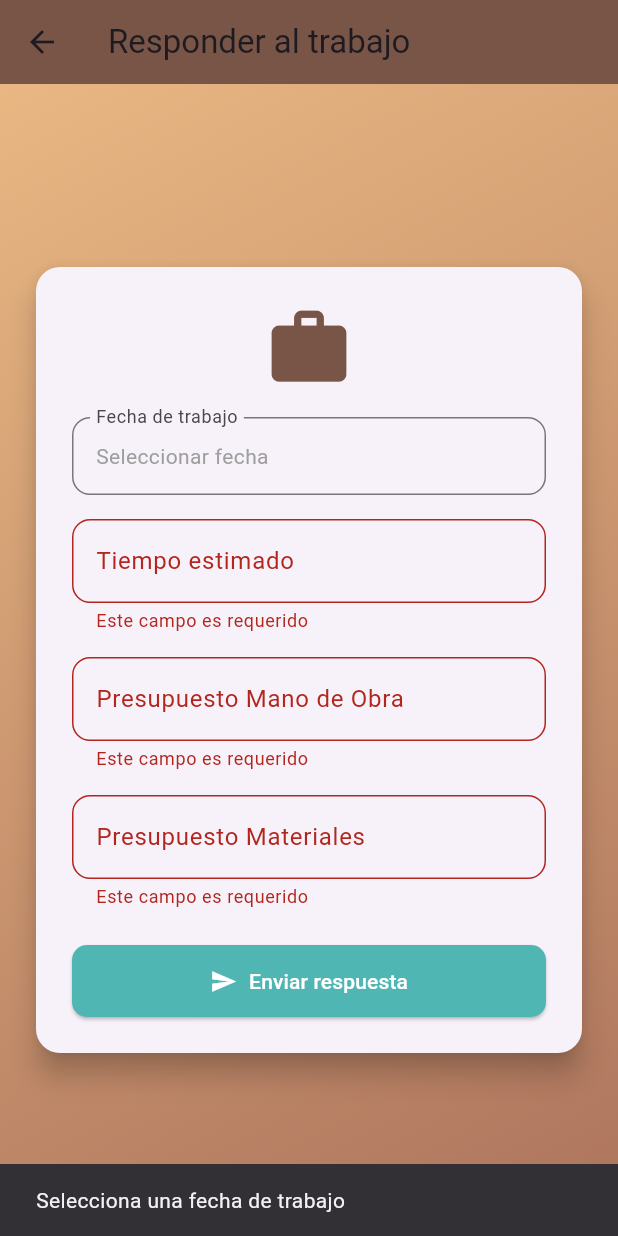
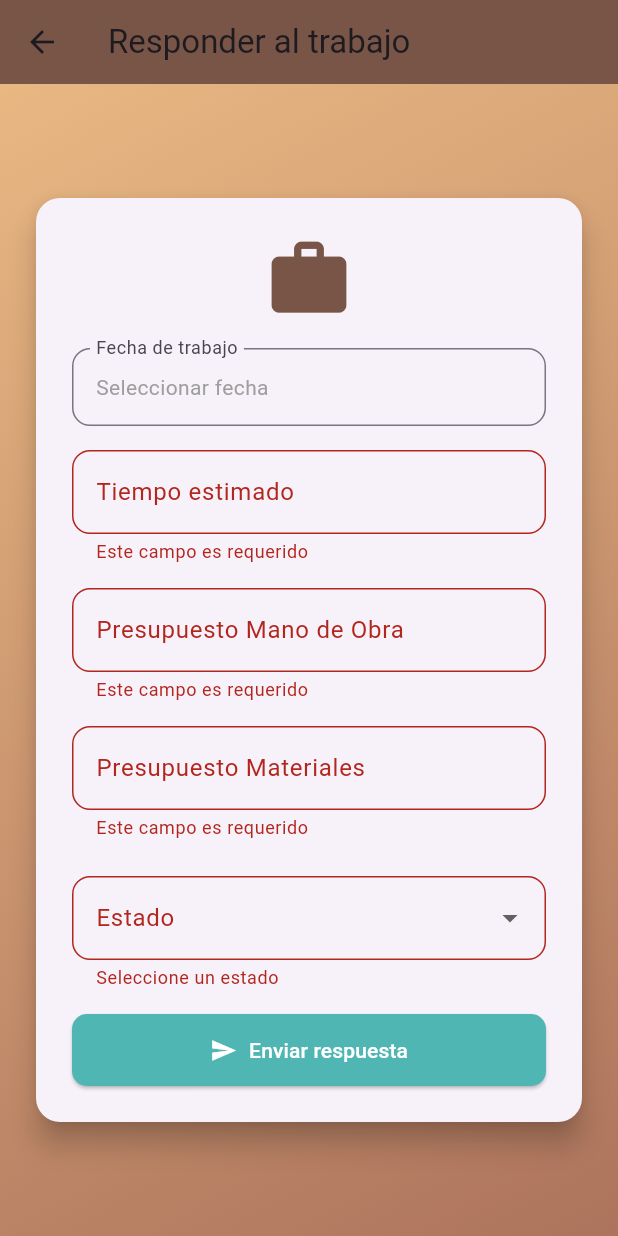
Before and after one commit to Technology-Advances-Services/help-tech-mobile-app, a Flutter app: the JobResponse screen opened directly with empty values, after a tap on "Enviar respuesta", on a phone screen of 412 x 824 dp. Run offline on Flutter 3.47's test engine with Material 3 defaults, Android fonts, the phone set to English and light mode, and no system bars; our stand-ins replace file_picker, firebase_core, firebase_storage, fl_chart, flutter_secure_storage, image_picker and 1 more; accounts and stored records are empty.

Commit message:
feat(attention): implemented methods of operation.

```diff
--- a/lib/Attention/components/job_response.dart
+++ b/lib/Attention/components/job_response.dart
@@ -1,5 +1,10 @@
 import 'package:flutter/material.dart';
+import 'package:helptechmobileapp/Attention/services/job_service.dart';
+import 'package:helptechmobileapp/Shared/widgets/error_dialog.dart';
+import 'package:helptechmobileapp/Shared/widgets/success_dialog.dart';
 import 'package:intl/intl.dart';
+
+import '../models/job.dart';
 
 class JobResponse extends StatefulWidget {
 
@@ -15,14 +20,18 @@ class _JobResponse extends State<JobResponse> {
 
   final _formKey = GlobalKey<FormState>();
 
+  final JobService _jobService = JobService();
+
   DateTime? _workDate;
   final _timeController = TextEditingController();
   final _laborBudgetController = TextEditingController();
   final _materialBudgetController = TextEditingController();
+  String? _selectedStatus;
 
   Future<void> _pickDate() async {
 
     final now = DateTime.now();
+
     final picked = await showDatePicker(
       context: context,
       initialDate: _workDate ?? now,
@@ -35,28 +44,50 @@ class _JobResponse extends State<JobResponse> {
     }
   }
 
-  void _submit() {
+  Future<void> _submit() async {
 
-    if (_formKey.currentState!.validate() && _workDate != null) {
+    if (_formKey.currentState!.validate() &&
+        _workDate != null && _selectedStatus != null) {
 
-      final responseData = {
-        'jobId': widget.jobId,
-        'workDate': _workDate,
-        'time': _timeController.text.trim(),
-        'laborBudget': double.tryParse(_laborBudgetController.text.trim()) ?? 0.0,
-        'materialBudget': double.tryParse(_materialBudgetController.text.trim()) ?? 0.0,
-      };
-
-      ScaffoldMessenger.of(context).showSnackBar(
-        const SnackBar(content: Text('Respuesta registrada con éxito')),
+      final Job job = Job(
+        id: widget.jobId,
+        workDate: _workDate,
+        time: double.tryParse(_timeController.text) ?? 0.0,
+        laborBudget: double.tryParse(_laborBudgetController.text) ?? 0.0,
+        jobState: _selectedStatus!
       );
 
-      Navigator.pop(context);
-    } else if (_workDate == null) {
-      ScaffoldMessenger.of(context).showSnackBar(
-        const SnackBar(content: Text('Selecciona una fecha de trabajo')),
+      var result = await _jobService.assignJobDetail(job);
+
+      if (result == true){
+
+        showDialog(
+          context: context,
+          builder: (context) =>
+          const SuccessDialog(message: 'Respuesta registrada.')
+        );
+
+        Navigator.of(context).pop(true);
+      }
+      else {
+
+        showDialog(
+          context: context,
+          builder: (context) =>
+          const ErrorDialog(message: 'No se registro su respuesta.')
+        );
+      }
+    }
+    else if (_workDate == null && _selectedStatus == null) {
+
+      showDialog(
+        context: context,
+        builder: (context) =>
+        const ErrorDialog(message: 'Campos vacios.')
       );
     }
+
+    Navigator.of(context).pop(false);
   }
 
   @override
@@ -88,8 +119,10 @@ class _JobResponse extends State<JobResponse> {
                   child: Column(
                     mainAxisSize: MainAxisSize.min,
                     children: [
+
                       const Icon(Icons.work, size: 60, color: Colors.brown),
                       const SizedBox(height: 16),
+
                       InkWell(
                         onTap: _pickDate,
                         child: InputDecorator(
@@ -144,6 +177,26 @@ class _JobResponse extends State<JobResponse> {
                       ),
                       const SizedBox(height: 24),
 
+                      DropdownButtonFormField<String>(
+                        value: _selectedStatus,
+                        decoration: InputDecoration(
+                          labelText: 'Estado',
+                          border: OutlineInputBorder(borderRadius: BorderRadius.circular(12)),
+                        ),
+                        items: const [
+                          DropdownMenuItem(value: 'PENDIENTE', child: Text('PENDIENTE')),
+                          DropdownMenuItem(value: 'DENEGADO', child: Text('DENEGADO')),
+                        ],
+                        onChanged: (value) {
+                          setState(() {
+                            _selectedStatus = value;
+                          });
+                        },
+                        validator: (value) =>
+                        value == null || value.isEmpty ? 'Seleccione un estado' : null,
+                      ),
+                      const SizedBox(height: 16),
+
                       SizedBox(
                         width: double.infinity,
                         child: ElevatedButton.icon(
```
